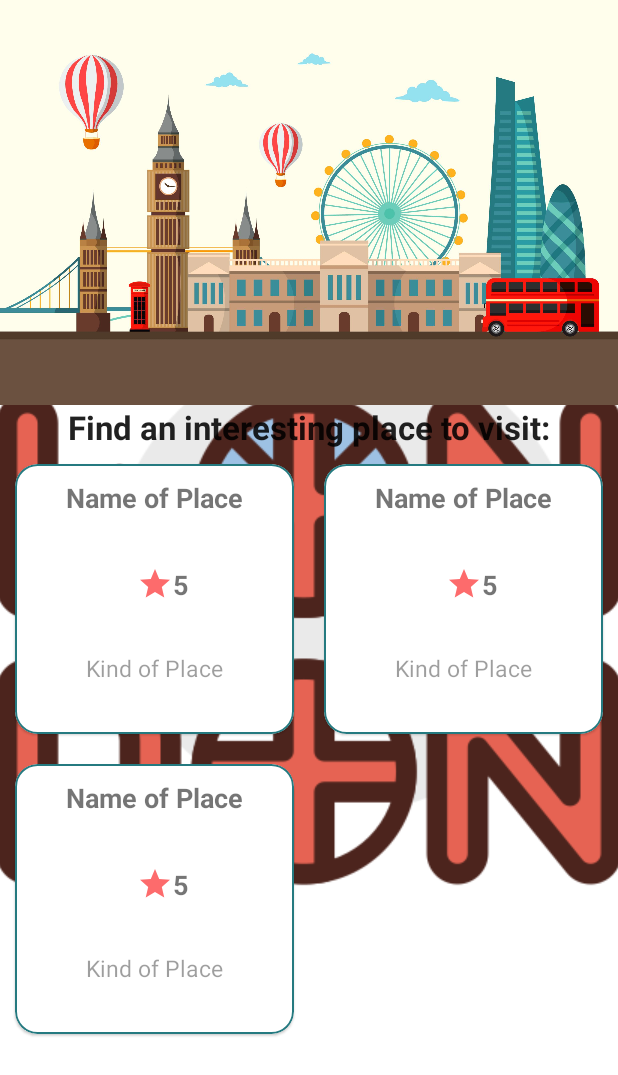
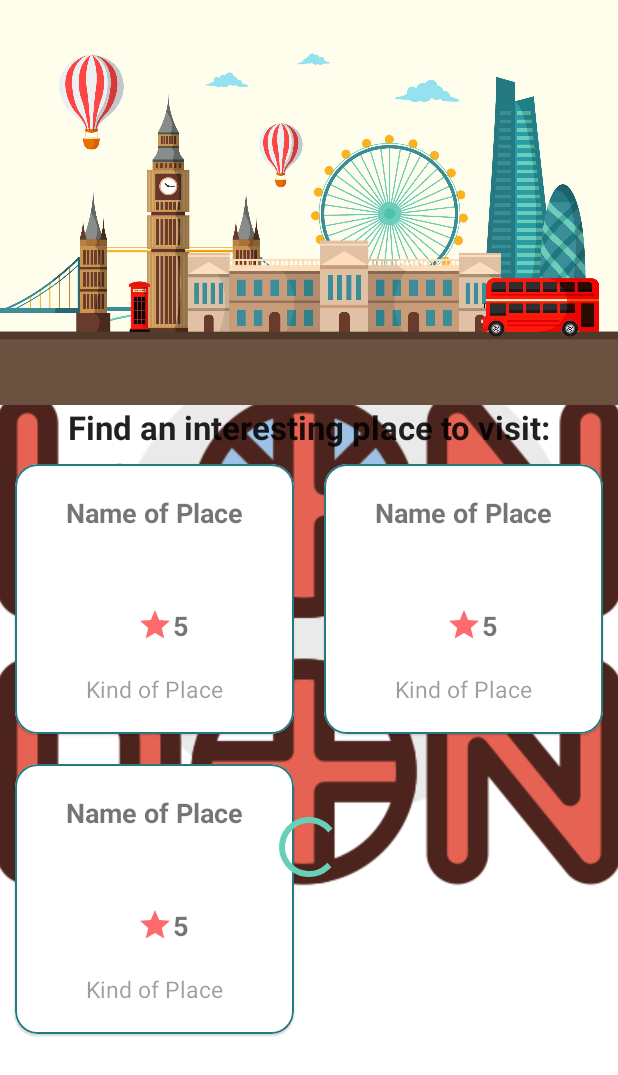
Before and after one commit to JuliaFalstaff/LondonSightseensApp, an Android app: the layout fragment_places.xml on its own in the app's theme, with its tools: preview values and no code run, on a phone screen of 412 x 824 dp. Shown: the top 1075 px of the screen. Run offline under Robolectric (Android 15) with nearby library versions, the phone set to English and light mode, and no system bars.

Commit message:
add progressBar

```diff
--- a/app/src/main/java/com/example/londonsightseensapp/presenter/PlaceInfoPresenter.kt
+++ b/app/src/main/java/com/example/londonsightseensapp/presenter/PlaceInfoPresenter.kt
@@ -36,6 +36,7 @@ class PlaceInfoPresenter(
             placeInfo.loadPlaceInfo(it).observeOn(AndroidSchedulers.mainThread())
                     .subscribe(
                             { detailedInfo ->
+                                viewState.showProgressBar()
                                 detailedInfo.wikipediaExtracts.textDescription.let { viewState.showDescription(it) }
                                 detailedInfo.preview.source?.let { viewState.showImage(it) }
                                 detailedInfo.wikipediaExtracts.textDescription?.let { viewState.showDescription(it) }
@@ -44,8 +45,10 @@ class PlaceInfoPresenter(
                                 detailedInfo.address.suburb.let { viewState.showSuburb(it) }
                                 detailedInfo.address.city.let { viewState.showCity(it) }
                                 detailedInfo.otm.let { viewState.openTripMap(it) }
+                                viewState.hideProgressBar()
                             },
                             { error ->
+                                viewState.hideProgressBar()
                                 viewState.showError(error)
                                 Log.e("TAG", error.printStackTrace().toString())
                             }
--- a/app/src/main/java/com/example/londonsightseensapp/view/PlacesInfoView.kt
+++ b/app/src/main/java/com/example/londonsightseensapp/view/PlacesInfoView.kt
@@ -15,4 +15,6 @@ interface PlacesInfoView : MvpView {
     fun showSuburb(suburb: String?)
     fun showRating(rate: String?)
     fun openTripMap(url: String?)
+    fun showProgressBar()
+    fun hideProgressBar()
 }
--- a/app/src/main/java/com/example/londonsightseensapp/view/PlacesView.kt
+++ b/app/src/main/java/com/example/londonsightseensapp/view/PlacesView.kt
@@ -8,4 +8,6 @@ interface PlacesView : MvpView {
     fun init()
     fun updateList()
     fun showError(error: Throwable)
+    fun showProgressBar()
+    fun hideProgressBar()
 }
--- a/app/src/main/res/layout/fragment_places.xml
+++ b/app/src/main/res/layout/fragment_places.xml
@@ -44,4 +44,15 @@
         app:layout_constraintVertical_bias="0.0"
         app:spanCount="2"
         tools:listitem="@layout/place_item_recycler" />
+
+    <ProgressBar
+        android:id="@+id/progressBar"
+        android:layout_width="wrap_content"
+        android:layout_height="wrap_content"
+        android:layout_marginTop="35dp"
+        android:visibility="visible"
+        app:layout_constraintBottom_toBottomOf="parent"
+        app:layout_constraintEnd_toEndOf="parent"
+        app:layout_constraintStart_toStartOf="parent"
+        app:layout_constraintTop_toBottomOf="@+id/imageViewPictureHeader" />
 </androidx.constraintlayout.widget.ConstraintLayout>
--- a/app/src/main/res/layout/place_item_recycler.xml
+++ b/app/src/main/res/layout/place_item_recycler.xml
@@ -19,10 +19,12 @@
 
         <com.google.android.material.textview.MaterialTextView
             android:id="@+id/textViewNameOfPlace"
-            android:layout_width="wrap_content"
+            android:layout_width="match_parent"
             android:layout_height="wrap_content"
             android:layout_marginTop="@dimen/padding_10dp"
             android:text="@string/title_of_place"
+            android:lines="2"
+            android:padding="@dimen/padding_10dp"
             android:textAlignment="center"
             android:textColor="@color/textDarkSecondary"
             android:textSize="@dimen/text_size_name_cardview"
```
Also changed, not shown: app/src/main/java/com/example/londonsightseensapp/presenter/PlacesPresenter.kt (+6 -1 lines), app/src/main/java/com/example/londonsightseensapp/ui/PlaceInfoFragment.kt (+8 -0 lines), app/src/main/java/com/example/londonsightseensapp/ui/PlacesFragment.kt (+8 -0 lines), app/src/main/res/layout/fragment_place_info.xml (+11 -1 lines).
